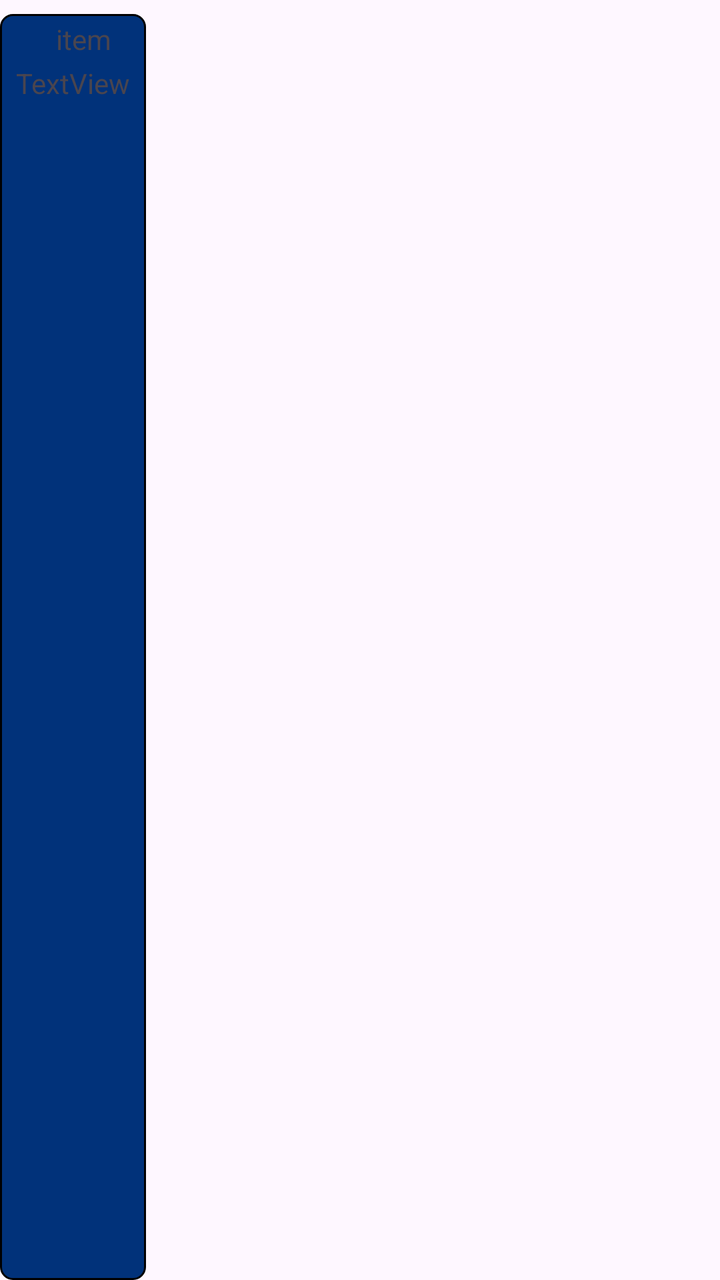
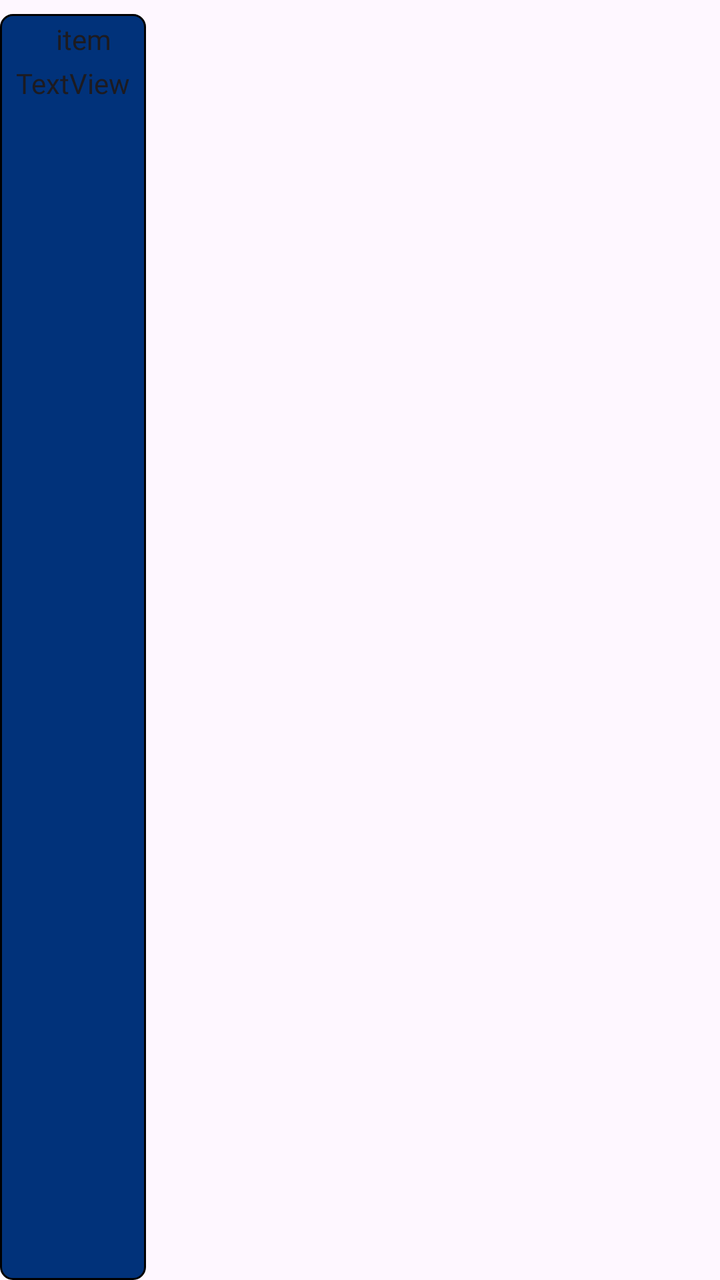

The first picture is an Android layout as it rendered before a commit; the second is the same layout after the commit. The layout source and the unified diff follow.
<!-- AndroidManifest.xml: application theme Theme.EAndroid -->
<!-- res/layout/activity_listview.xml -->
<?xml version="1.0" encoding="utf-8"?>
<LinearLayout xmlns:android="http://schemas.android.com/apk/res/android"
    android:id="@+id/rootView"
    android:layout_width="match_parent"
    android:layout_height="match_parent"
    android:orientation="vertical">

    <LinearLayout
        android:id="@+id/zereroot2"
        android:layout_width="wrap_content"
        android:layout_height="match_parent"
        android:layout_marginTop="7dp"
        android:background="@drawable/my_chat_bg"
        android:orientation="vertical"
        android:paddingLeft="3dp"
        android:paddingTop="3dp"
        android:paddingRight="3dp"
        android:paddingBottom="3dp">

        <LinearLayout

            android:id="@+id/zereroot"
            android:layout_width="match_parent"
            android:layout_height="wrap_content"
            android:gravity="top|left|fill_vertical"
            android:orientation="horizontal">

            <ImageView
                android:id="@+id/IvPicture"
                android:layout_width="16dp"
                android:layout_height="16dp" />

            <TextView
                android:id="@+id/label"
                android:layout_width="wrap_content"
                android:layout_height="wrap_content"
                android:paddingHorizontal="9dp"
                android:text="item" />


        </LinearLayout>

        <TextView
            android:id="@+id/mainMessages"
            android:layout_width="match_parent"
            android:layout_height="wrap_content"
            android:paddingHorizontal="5dp"
            android:paddingVertical="3dp"
            android:text="TextView" />


    </LinearLayout>

</LinearLayout>
<!-- resources referenced by this layout -->
<resources>
  <!-- drawable my_chat_bg (drawable) -->
  <shape xmlns:android="http://schemas.android.com/apk/res/android"
      android:shape="rectangle">
      <corners
          android:radius="6dp"
           />
      <solid android:color="@color/dark_bg6" />
      <stroke
          android:width="1dp"
          android:color="@android:color/black"/>
  </shape>
  <style name="Theme.EAndroid" parent="Base.Theme.EAndroid" />
  <color name="dark_bg6">#01327A</color>
  <style name="Base.Theme.EAndroid" parent="Theme.Material3.DayNight.NoActionBar">
          
          
      </style>
</resources>

<!-- the commit's change to res/layout/activity_listview.xml (unified diff, before → after) -->
@@ -32,6 +32,7 @@
 
             <TextView
                 android:id="@+id/label"
+                style="@style/Vazir"
                 android:layout_width="wrap_content"
                 android:layout_height="wrap_content"
                 android:paddingHorizontal="9dp"
@@ -42,6 +43,7 @@
 
         <TextView
             android:id="@+id/mainMessages"
+            style="@style/Vazir"
             android:layout_width="match_parent"
             android:layout_height="wrap_content"
             android:paddingHorizontal="5dp"
<!-- resource entries referenced after the edit -->
@@ -11,6 +11,10 @@
           android:width="1dp"
           android:color="@android:color/black"/>
   </shape>
+  <style name="Vazir" parent="Theme.AppCompat.Light.NoActionBar">
+          <item name="android:fontFamily">@font/vazir</item>
+          <item name="fontFamily">@font/vazir</item> 
+      </style>
   <style name="Theme.EAndroid" parent="Base.Theme.EAndroid" />
   <color name="dark_bg6">#01327A</color>
   <style name="Base.Theme.EAndroid" parent="Theme.Material3.DayNight.NoActionBar">
